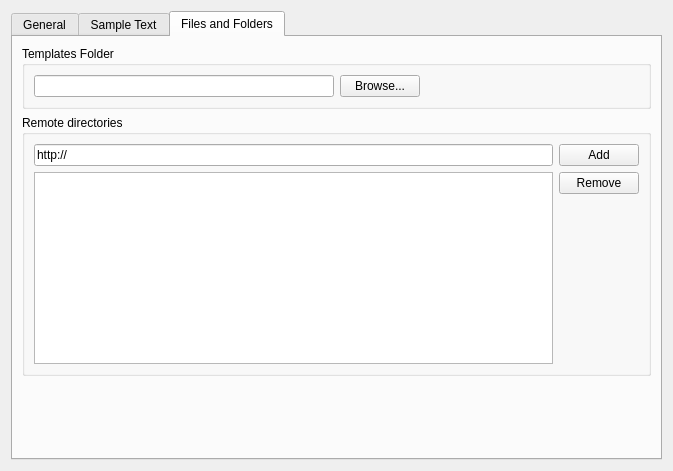
fontmatrix/fontmatrix, file src/prefs_panel.ui: the form before one commit.
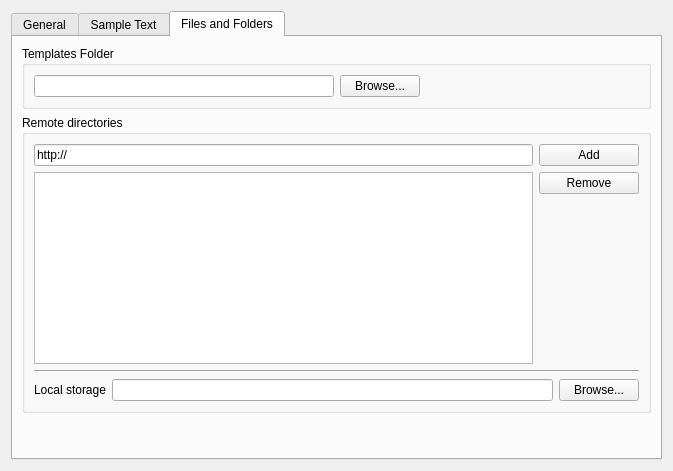
The form after the commit. The open tabs and pages were chosen to show the change. Icons and pictures are not drawn.

Commit message: Possibility to setup local storage place of remote fonts in preferences

Patch:
```diff
--- a/src/prefs_panel.ui
+++ b/src/prefs_panel.ui
@@ -405,43 +405,89 @@
          </property>
          <layout class="QGridLayout" >
           <item row="0" column="0" >
+           <layout class="QHBoxLayout" >
+            <item>
            <widget class="QLineEdit" name="newUrlText" >
             <property name="text" >
              <string>http://</string>
             </property>
            </widget>
           </item>
-          <item row="0" column="1" >
+            <item>
            <widget class="QPushButton" name="remoteDirAdd" >
+              <property name="minimumSize" >
+               <size>
+                <width>100</width>
+                <height>0</height>
+               </size>
+              </property>
             <property name="text" >
              <string>Add</string>
             </property>
            </widget>
           </item>
-          <item rowspan="2" row="1" column="0" >
+           </layout>
+          </item>
+          <item row="1" column="0" >
+           <layout class="QHBoxLayout" >
+            <item>
            <widget class="QListWidget" name="remoteDirList" />
           </item>
-          <item row="1" column="1" >
+            <item>
+             <layout class="QVBoxLayout" >
+              <item>
            <widget class="QPushButton" name="remoteDirRemove" >
             <property name="text" >
              <string>Remove</string>
             </property>
            </widget>
           </item>
-          <item row="2" column="1" >
+              <item>
            <spacer>
             <property name="orientation" >
              <enum>Qt::Vertical</enum>
             </property>
             <property name="sizeHint" >
              <size>
-              <width>20</width>
-              <height>40</height>
+                  <width>100</width>
+                  <height>41</height>
              </size>
             </property>
            </spacer>
           </item>
          </layout>
+            </item>
+           </layout>
+          </item>
+          <item row="2" column="0" >
+           <widget class="Line" name="line" >
+            <property name="orientation" >
+             <enum>Qt::Horizontal</enum>
+            </property>
+           </widget>
+          </item>
+          <item row="3" column="0" >
+           <layout class="QHBoxLayout" >
+            <item>
+             <widget class="QLabel" name="label_4" >
+              <property name="text" >
+               <string>Local storage</string>
+              </property>
+             </widget>
+            </item>
+            <item>
+             <widget class="QLineEdit" name="localStorageLine" />
+            </item>
+            <item>
+             <widget class="QPushButton" name="localStorageButton" >
+              <property name="text" >
+               <string>Browse...</string>
+              </property>
+             </widget>
+            </item>
+           </layout>
+          </item>
+         </layout>
         </widget>
        </item>
        <item row="2" column="0" >
@@ -452,7 +498,7 @@
          <property name="sizeHint" >
           <size>
            <width>629</width>
-           <height>51</height>
+           <height>31</height>
           </size>
          </property>
         </spacer>
```
Lines whose indentation alone changed are shown as unchanged. The commit also changes 4 other files.
